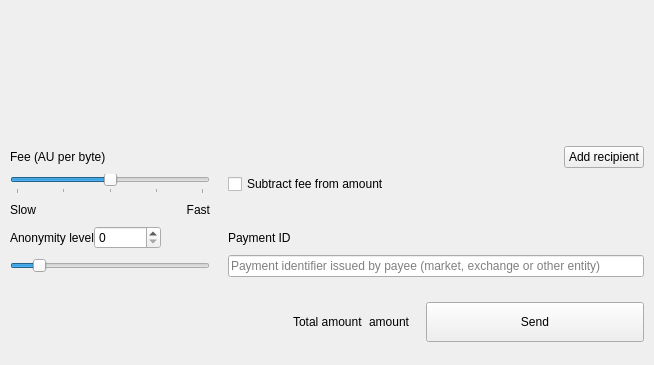
First picture: the form in src/sendframe.ui, repository bcndev/bytecoin-gui, before the edit.
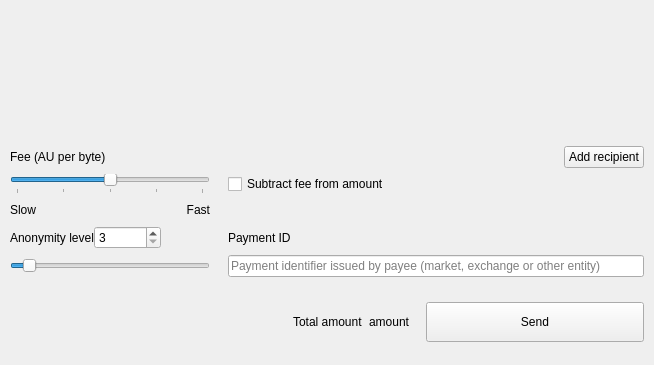
Second picture: the form after the edit. Custom widgets are drawn as their Qt base class.

```diff
--- a/src/sendframe.ui
+++ b/src/sendframe.ui
@@ -211,6 +211,9 @@
         </item>
         <item>
          <widget class="QSpinBox" name="m_mixinSpin">
+          <property name="minimum">
+           <number>3</number>
+          </property>
           <property name="maximum">
            <number>999999999</number>
           </property>
@@ -239,6 +242,9 @@
           <height>16777215</height>
          </size>
         </property>
+        <property name="minimum">
+         <number>3</number>
+        </property>
         <property name="maximum">
          <number>50</number>
         </property>
```
